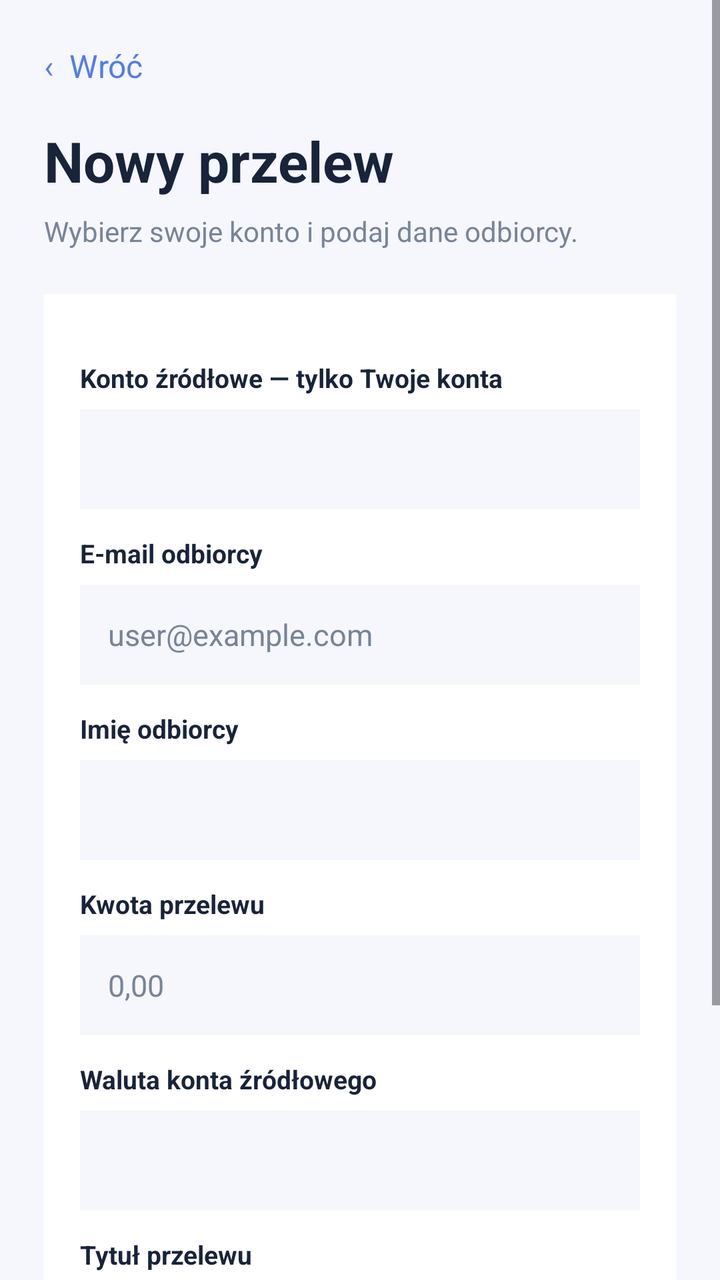
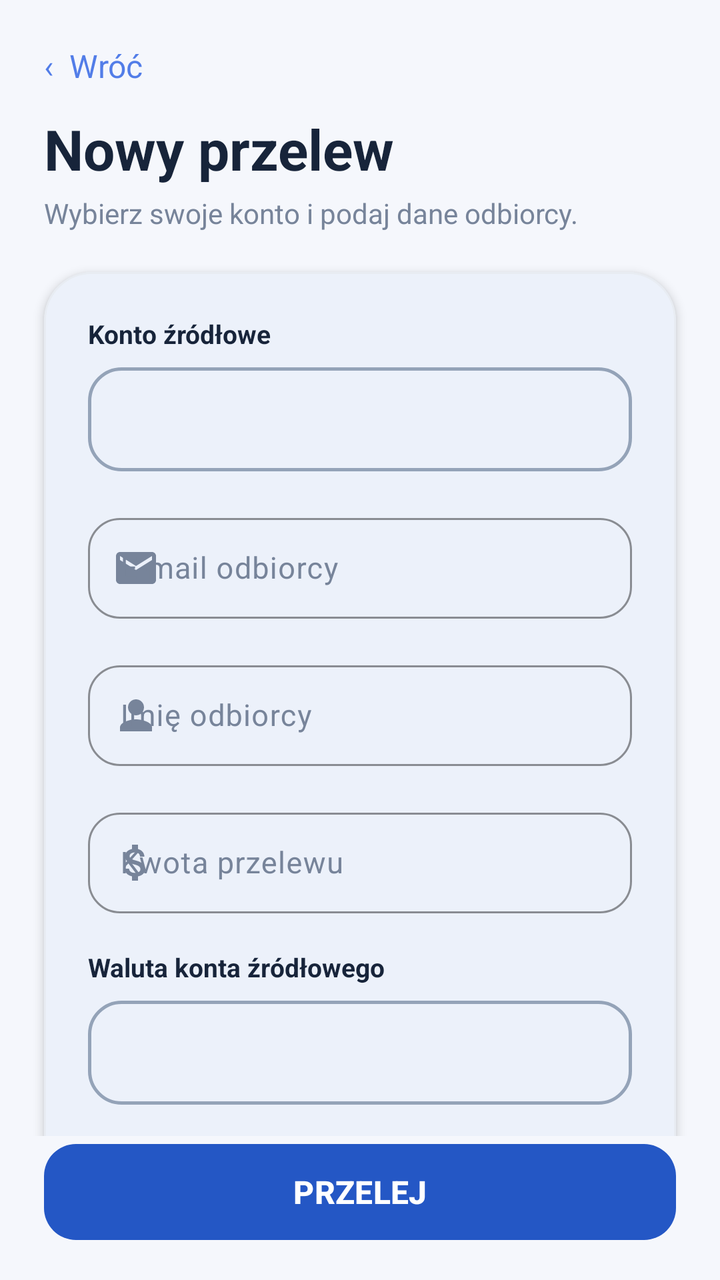

An Android layout rendered at two revisions. The XML below is the earlier revision; the diff shows what the commit changed to produce the second picture.
<!-- AndroidManifest.xml: application theme Theme.Bank3 -->
<!-- res/layout/activity_transfer.xml -->
<?xml version="1.0" encoding="utf-8"?>
<ScrollView xmlns:android="http://schemas.android.com/apk/res/android"
    android:id="@+id/transferScrollView"
    android:layout_width="match_parent"
    android:layout_height="match_parent"
    android:fillViewport="true"
    android:background="@color/theme_background">

    <LinearLayout
        android:id="@+id/transferPage"
        android:layout_width="match_parent"
        android:layout_height="wrap_content"
        android:orientation="vertical"
        android:paddingStart="22dp"
        android:paddingTop="18dp"
        android:paddingEnd="22dp"
        android:paddingBottom="28dp"
        android:background="@color/theme_background">

        <TextView
            android:id="@+id/transferBack"
            android:layout_width="wrap_content"
            android:layout_height="wrap_content"
            android:paddingTop="4dp"
            android:paddingBottom="18dp"
            android:text="‹  Wróć"
            android:textColor="@color/theme_accent"
            android:textSize="16sp" />

        <TextView
            android:id="@+id/transferHeading"
            android:layout_width="match_parent"
            android:layout_height="wrap_content"
            android:text="Nowy przelew"
            android:textColor="@color/theme_text"
            android:textSize="28sp"
            android:textStyle="bold" />

        <TextView
            android:id="@+id/transferSubtitle"
            android:layout_width="match_parent"
            android:layout_height="wrap_content"
            android:layout_marginTop="7dp"
            android:layout_marginBottom="22dp"
            android:text="Wybierz swoje konto i podaj dane odbiorcy."
            android:textColor="@color/theme_text_secondary"
            android:textSize="14sp" />

        <LinearLayout
            android:id="@+id/transferFormCard"
            android:layout_width="match_parent"
            android:layout_height="wrap_content"
            android:orientation="vertical"
            android:paddingStart="18dp"
            android:paddingTop="20dp"
            android:paddingEnd="18dp"
            android:paddingBottom="20dp"
            android:background="@color/theme_surface">

            <TextView
                android:id="@+id/sourceAccountLabel"
                android:layout_width="match_parent"
                android:layout_height="wrap_content"
                android:layout_marginTop="13dp"
                android:layout_marginBottom="7dp"
                android:text="Konto źródłowe — tylko Twoje konta"
                android:textColor="@color/theme_text"
                android:textSize="13sp"
                android:textStyle="bold" />

            <Spinner
                android:id="@+id/sourceAccountSpinner"
                android:layout_width="match_parent"
                android:layout_height="50dp"
                android:paddingStart="8dp"
                android:paddingTop="3dp"
                android:paddingEnd="8dp"
                android:paddingBottom="3dp"
                android:background="@color/theme_background"
                android:enabled="false" />

            <TextView
                android:id="@+id/destinationAccountLabel"
                android:layout_width="match_parent"
                android:layout_height="wrap_content"
                android:layout_marginTop="13dp"
                android:layout_marginBottom="7dp"
                android:text="E-mail odbiorcy"
                android:textColor="@color/theme_text"
                android:textSize="13sp"
                android:textStyle="bold" />

            <EditText
                android:id="@+id/destinationAccountInput"
                android:layout_width="match_parent"
                android:layout_height="50dp"
                android:background="@color/theme_background"
                android:hint="user@example.com"
                android:inputType="textEmailAddress"
                android:paddingStart="14dp"
                android:paddingEnd="14dp"
                android:singleLine="true"
                android:textColor="@color/theme_text"
                android:textColorHint="@color/theme_text_secondary"
                android:textSize="15sp" />

            <TextView
                android:id="@+id/recipientNameLabel"
                android:layout_width="match_parent"
                android:layout_height="wrap_content"
                android:layout_marginTop="13dp"
                android:layout_marginBottom="7dp"
                android:text="Imię odbiorcy"
                android:textColor="@color/theme_text"
                android:textSize="13sp"
                android:textStyle="bold" />

            <EditText
                android:id="@+id/recipientNameInput"
                android:layout_width="match_parent"
                android:layout_height="50dp"
                android:background="@color/theme_background"
                android:hint=""
                android:inputType="textCapWords"
                android:paddingStart="14dp"
                android:paddingEnd="14dp"
                android:singleLine="true"
                android:textColor="@color/theme_text"
                android:textColorHint="@color/theme_text_secondary"
                android:textSize="15sp" />

            <TextView
                android:id="@+id/amountLabel"
                android:layout_width="match_parent"
                android:layout_height="wrap_content"
                android:layout_marginTop="13dp"
                android:layout_marginBottom="7dp"
                android:text="Kwota przelewu"
                android:textColor="@color/theme_text"
                android:textSize="13sp"
                android:textStyle="bold" />

            <EditText
                android:id="@+id/amountInput"
                android:layout_width="match_parent"
                android:layout_height="50dp"
                android:background="@color/theme_background"
                android:hint="0,00"
                android:inputType="numberDecimal"
                android:paddingStart="14dp"
                android:paddingEnd="14dp"
                android:singleLine="true"
                android:textColor="@color/theme_text"
                android:textColorHint="@color/theme_text_secondary"
                android:textSize="15sp" />

            <TextView
                android:id="@+id/currencyLabel"
                android:layout_width="match_parent"
                android:layout_height="wrap_content"
                android:layout_marginTop="13dp"
                android:layout_marginBottom="7dp"
                android:text="Waluta konta źródłowego"
                android:textColor="@color/theme_text"
                android:textSize="13sp"
                android:textStyle="bold" />

            <Spinner
                android:id="@+id/currencySpinner"
                android:layout_width="match_parent"
                android:layout_height="50dp"
                android:paddingStart="8dp"
                android:paddingTop="3dp"
                android:paddingEnd="8dp"
                android:paddingBottom="3dp"
                android:background="@color/theme_background"
                android:enabled="false" />

            <TextView
                android:id="@+id/titleLabel"
                android:layout_width="match_parent"
                android:layout_height="wrap_content"
                android:layout_marginTop="13dp"
                android:layout_marginBottom="7dp"
                android:text="Tytuł przelewu"
                android:textColor="@color/theme_text"
                android:textSize="13sp"
                android:textStyle="bold" />

            <EditText
                android:id="@+id/titleInput"
                android:layout_width="match_parent"
                android:layout_height="50dp"
                android:background="@color/theme_background"
                android:hint=""
                android:inputType="textCapSentences"
                android:paddingStart="14dp"
                android:paddingEnd="14dp"
                android:singleLine="true"
                android:textColor="@color/theme_text"
                android:textColorHint="@color/theme_text_secondary"
                android:textSize="15sp" />

        </LinearLayout>

        <Button
            android:id="@+id/submitTransferButton"
            android:layout_width="match_parent"
            android:layout_height="54dp"
            android:layout_marginTop="20dp"
            android:background="@color/theme_accent"
            android:text="PRZELEJ"
            android:textColor="@color/white"
            android:textSize="15sp" />

    </LinearLayout>
</ScrollView>
<!-- resources referenced by this layout -->
<resources>
  <color name="theme_accent">#527DE8</color>
  <color name="theme_background">#F5F7FC</color>
  <color name="theme_surface">#FFFFFF</color>
  <color name="theme_text">#17243A</color>
  <color name="theme_text_secondary">#77849A</color>
  <color name="white">#FFFFFFFF</color>
  <style name="Theme.Bank3" parent="Base.Theme.Bank3" />
  <style name="Base.Theme.Bank3" parent="Theme.Material3.Light.NoActionBar">
  
          <item name="colorPrimary">@color/theme_primary</item>
          <item name="colorOnPrimary">@color/theme_on_primary</item>
  
          <item name="colorSecondary">@color/theme_accent</item>
          <item name="colorOnSecondary">@color/theme_on_primary</item>
  
          <item name="android:colorBackground">@color/theme_background</item>
          <item name="colorSurface">@color/theme_surface</item>
          <item name="colorOnSurface">@color/theme_text</item>
  
          <item name="android:statusBarColor">@color/theme_background</item>
          <item name="android:navigationBarColor">@color/theme_background</item>
  
          <item name="android:windowLightStatusBar">true</item>
          <item name="android:windowLightNavigationBar">true</item>
      </style>
  <color name="theme_primary">#2457C5</color>
  <color name="theme_on_primary">#FFFFFF</color>
</resources>

<!-- the commit's change to res/layout/activity_transfer.xml (unified diff, before → after) -->
@@ -1,31 +1,40 @@
 <?xml version="1.0" encoding="utf-8"?>
-<ScrollView xmlns:android="http://schemas.android.com/apk/res/android"
-    android:id="@+id/transferScrollView"
+<androidx.constraintlayout.widget.ConstraintLayout
+    xmlns:android="http://schemas.android.com/apk/res/android"
+    xmlns:app="http://schemas.android.com/apk/res-auto"
+    xmlns:tools="http://schemas.android.com/tools"
+    android:id="@+id/transferRoot"
     android:layout_width="match_parent"
     android:layout_height="match_parent"
-    android:fillViewport="true"
-    android:background="@color/theme_background">
-
+    android:background="@color/theme_background"
+    tools:context=".ui.home.TransferActivity">
+
+    
     <LinearLayout
-        android:id="@+id/transferPage"
-        android:layout_width="match_parent"
+        android:id="@+id/transferHeaderContainer"
+        android:layout_width="0dp"
         android:layout_height="wrap_content"
         android:orientation="vertical"
         android:paddingStart="22dp"
         android:paddingTop="18dp"
         android:paddingEnd="22dp"
-        android:paddingBottom="28dp"
-        android:background="@color/theme_background">
+        android:paddingBottom="10dp"
+        app:layout_constraintTop_toTopOf="parent"
+        app:layout_constraintStart_toStartOf="parent"
+        app:layout_constraintEnd_toEndOf="parent">
 
         <TextView
             android:id="@+id/transferBack"
             android:layout_width="wrap_content"
             android:layout_height="wrap_content"
             android:paddingTop="4dp"
-            android:paddingBottom="18dp"
+            android:paddingBottom="12dp"
             android:text="‹  Wróć"
             android:textColor="@color/theme_accent"
-            android:textSize="16sp" />
+            android:textSize="16sp"
+            android:clickable="true"
+            android:focusable="true"
+            android:background="?attr/selectableItemBackground" />
 
         <TextView
             android:id="@+id/transferHeading"
@@ -40,178 +49,261 @@
             android:id="@+id/transferSubtitle"
             android:layout_width="match_parent"
             android:layout_height="wrap_content"
-            android:layout_marginTop="7dp"
-            android:layout_marginBottom="22dp"
+            android:layout_marginTop="4dp"
             android:text="Wybierz swoje konto i podaj dane odbiorcy."
             android:textColor="@color/theme_text_secondary"
             android:textSize="14sp" />
 
-        <LinearLayout
+    </LinearLayout>
+
+    
+    <ScrollView
+        android:id="@+id/transferScrollView"
+        android:layout_width="0dp"
+        android:layout_height="0dp"
+        android:fillViewport="true"
+        android:clipToPadding="false"
+        android:paddingStart="22dp"
+        android:paddingEnd="22dp"
+        android:paddingBottom="12dp"
+        android:scrollbars="none"
+        app:layout_constraintTop_toBottomOf="@id/transferHeaderContainer"
+        app:layout_constraintBottom_toTopOf="@id/submitTransferButton"
+        app:layout_constraintStart_toStartOf="parent"
+        app:layout_constraintEnd_toEndOf="parent">
+
+        <com.google.android.material.card.MaterialCardView
             android:id="@+id/transferFormCard"
             android:layout_width="match_parent"
             android:layout_height="wrap_content"
-            android:orientation="vertical"
-            android:paddingStart="18dp"
-            android:paddingTop="20dp"
-            android:paddingEnd="18dp"
-            android:paddingBottom="20dp"
-            android:background="@color/theme_surface">
-
-            <TextView
-                android:id="@+id/sourceAccountLabel"
+            android:layout_marginTop="10dp"
+            android:layout_marginBottom="10dp"
+            app:cardBackgroundColor="@color/theme_surface"
+            app:cardCornerRadius="24dp"
+            app:cardElevation="3dp"
+            app:strokeColor="@color/theme_divider"
+            app:strokeWidth="1dp">
+
+            <LinearLayout
                 android:layout_width="match_parent"
                 android:layout_height="wrap_content"
-                android:layout_marginTop="13dp"
-                android:layout_marginBottom="7dp"
-                android:text="Konto źródłowe — tylko Twoje konta"
-                android:textColor="@color/theme_text"
-                android:textSize="13sp"
-                android:textStyle="bold" />
-
-            <Spinner
-                android:id="@+id/sourceAccountSpinner"
-                android:layout_width="match_parent"
-                android:layout_height="50dp"
-                android:paddingStart="8dp"
-                android:paddingTop="3dp"
-                android:paddingEnd="8dp"
-                android:paddingBottom="3dp"
-                android:background="@color/theme_background"
-                android:enabled="false" />
-
-            <TextView
-                android:id="@+id/destinationAccountLabel"
-                android:layout_width="match_parent"
-                android:layout_height="wrap_content"
-                android:layout_marginTop="13dp"
-                android:layout_marginBottom="7dp"
-                android:text="E-mail odbiorcy"
-                android:textColor="@color/theme_text"
-                android:textSize="13sp"
-                android:textStyle="bold" />
-
-            <EditText
-                android:id="@+id/destinationAccountInput"
-                android:layout_width="match_parent"
-                android:layout_height="50dp"
-                android:background="@color/theme_background"
-                android:hint="user@example.com"
-                android:inputType="textEmailAddress"
-                android:paddingStart="14dp"
-                android:paddingEnd="14dp"
-                android:singleLine="true"
-                android:textColor="@color/theme_text"
-                android:textColorHint="@color/theme_text_secondary"
-                android:textSize="15sp" />
-
-            <TextView
-                android:id="@+id/recipientNameLabel"
-                android:layout_width="match_parent"
-                android:layout_height="wrap_content"
-                android:layout_marginTop="13dp"
-                android:layout_marginBottom="7dp"
-                android:text="Imię odbiorcy"
-                android:textColor="@color/theme_text"
-                android:textSize="13sp"
-                android:textStyle="bold" />
-
-            <EditText
-                android:id="@+id/recipientNameInput"
-                android:layout_width="match_parent"
-                android:layout_height="50dp"
-                android:background="@color/theme_background"
-                android:hint=""
-                android:inputType="textCapWords"
-                android:paddingStart="14dp"
-                android:paddingEnd="14dp"
-                android:singleLine="true"
-                android:textColor="@color/theme_text"
-                android:textColorHint="@color/theme_text_secondary"
-                android:textSize="15sp" />
-
-            <TextView
-                android:id="@+id/amountLabel"
-                android:layout_width="match_parent"
-                android:layout_height="wrap_content"
-                android:layout_marginTop="13dp"
-                android:layout_marginBottom="7dp"
-                android:text="Kwota przelewu"
-                android:textColor="@color/theme_text"
-                android:textSize="13sp"
-                android:textStyle="bold" />
-
-            <EditText
-                android:id="@+id/amountInput"
-                android:layout_width="match_parent"
-                android:layout_height="50dp"
-                android:background="@color/theme_background"
-                android:hint="0,00"
-                android:inputType="numberDecimal"
-                android:paddingStart="14dp"
-                android:paddingEnd="14dp"
-                android:singleLine="true"
-                android:textColor="@color/theme_text"
-                android:textColorHint="@color/theme_text_secondary"
-                android:textSize="15sp" />
-
-            <TextView
-                android:id="@+id/currencyLabel"
-                android:layout_width="match_parent"
-                android:layout_height="wrap_content"
-                android:layout_marginTop="13dp"
-                android:layout_marginBottom="7dp"
-                android:text="Waluta konta źródłowego"
-                android:textColor="@color/theme_text"
-                android:textSize="13sp"
-                android:textStyle="bold" />
-
-            <Spinner
-                android:id="@+id/currencySpinner"
-                android:layout_width="match_parent"
-                android:layout_height="50dp"
-                android:paddingStart="8dp"
-                android:paddingTop="3dp"
-                android:paddingEnd="8dp"
-                android:paddingBottom="3dp"
-                android:background="@color/theme_background"
-                android:enabled="false" />
-
-            <TextView
-                android:id="@+id/titleLabel"
-                android:layout_width="match_parent"
-                android:layout_height="wrap_content"
-                android:layout_marginTop="13dp"
-                android:layout_marginBottom="7dp"
-                android:text="Tytuł przelewu"
-                android:textColor="@color/theme_text"
-                android:textSize="13sp"
-                android:textStyle="bold" />
-
-            <EditText
-                android:id="@+id/titleInput"
-                android:layout_width="match_parent"
-                android:layout_height="50dp"
-                android:background="@color/theme_background"
-                android:hint=""
-                android:inputType="textCapSentences"
-                android:paddingStart="14dp"
-                android:paddingEnd="14dp"
-                android:singleLine="true"
-                android:textColor="@color/theme_text"
-                android:textColorHint="@color/theme_text_secondary"
-                android:textSize="15sp" />
-
-        </LinearLayout>
-
-        <Button
-            android:id="@+id/submitTransferButton"
-            android:layout_width="match_parent"
-            android:layout_height="54dp"
-            android:layout_marginTop="20dp"
-            android:background="@color/theme_accent"
-            android:text="PRZELEJ"
-            android:textColor="@color/white"
-            android:textSize="15sp" />
-
-    </LinearLayout>
-</ScrollView>
+                android:orientation="vertical"
+                android:padding="22dp">
+
+                
+                <TextView
+                    android:id="@+id/sourceAccountLabel"
+                    android:layout_width="match_parent"
+                    android:layout_height="wrap_content"
+                    android:text="Konto źródłowe"
+                    android:textColor="@color/theme_text"
+                    android:textSize="13sp"
+                    android:textStyle="bold" />
+
+                <Spinner
+                    android:id="@+id/sourceAccountSpinner"
+                    android:layout_width="match_parent"
+                    android:layout_height="52dp"
+                    android:layout_marginTop="8dp"
+                    android:paddingStart="12dp"
+                    android:paddingTop="4dp"
+                    android:paddingEnd="12dp"
+                    android:paddingBottom="4dp"
+                    android:background="@drawable/bg_input_rounded"
+                    android:enabled="false" />
+
+                
+                <com.google.android.material.textfield.TextInputLayout
+                    android:id="@+id/layoutDestinationAccount"
+                    android:layout_width="match_parent"
+                    android:layout_height="wrap_content"
+                    android:layout_marginTop="18dp"
+                    android:hint="E-mail odbiorcy"
+                    android:textColorHint="@color/theme_text_secondary"
+                    app:boxBackgroundMode="outline"
+                    app:boxCornerRadiusTopStart="16dp"
+                    app:boxCornerRadiusTopEnd="16dp"
+                    app:boxCornerRadiusBottomStart="16dp"
+                    app:boxCornerRadiusBottomEnd="16dp"
+                    app:boxStrokeColor="@color/theme_border"
+                    app:hintTextColor="@color/theme_text"
+                    app:errorTextColor="@color/theme_transaction_negative"
+                    app:boxStrokeErrorColor="@color/theme_transaction_negative"
+                    app:startIconDrawable="@drawable/ic_email"
+                    app:startIconTint="@color/theme_text_secondary"
+                    app:errorIconTint="@color/theme_transaction_negative">
+
+                    <com.google.android.material.textfield.TextInputEditText
+                        android:id="@+id/destinationAccountInput"
+                        android:layout_width="match_parent"
+                        android:layout_height="wrap_content"
+                        android:inputType="textEmailAddress"
+                        android:singleLine="true"
+                        android:imeOptions="actionNext"
+                        android:textColor="@color/theme_text"
+                        android:textColorHint="@color/theme_text_secondary"
+                        android:textSize="15sp"
+                        android:paddingTop="15dp"
+                        android:paddingBottom="15dp" />
+
+                </com.google.android.material.textfield.TextInputLayout>
+
+                
+                <com.google.android.material.textfield.TextInputLayout
+                    android:id="@+id/layoutRecipientName"
+                    android:layout_width="match_parent"
+                    android:layout_height="wrap_content"
+                    android:layout_marginTop="18dp"
+                    android:hint="Imię odbiorcy"
+                    android:textColorHint="@color/theme_text_secondary"
+                    app:boxBackgroundMode="outline"
+                    app:boxCornerRadiusTopStart="16dp"
+                    app:boxCornerRadiusTopEnd="16dp"
+                    app:boxCornerRadiusBottomStart="16dp"
+                    app:boxCornerRadiusBottomEnd="16dp"
+                    app:boxStrokeColor="@color/theme_border"
+                    app:hintTextColor="@color/theme_text"
+                    app:errorTextColor="@color/theme_transaction_negative"
+                    app:boxStrokeErrorColor="@color/theme_transaction_negative"
+                    app:startIconDrawable="@drawable/ic_person"
+                    app:startIconTint="@color/theme_text_secondary"
+                    app:errorIconTint="@color/theme_transaction_negative">
+
+                    <com.google.android.material.textfield.TextInputEditText
+                        android:id="@+id/recipientNameInput"
+                        android:layout_width="match_parent"
+                        android:layout_height="wrap_content"
+                        android:inputType="textCapWords"
+                        android:singleLine="true"
+                        android:imeOptions="actionNext"
+                        android:textColor="@color/theme_text"
+                        android:textColorHint="@color/theme_text_secondary"
+                        android:textSize="15sp"
+                        android:paddingTop="15dp"
+                        android:paddingBottom="15dp" />
+
+                </com.google.android.material.textfield.TextInputLayout>
+
+                
+                <com.google.android.material.textfield.TextInputLayout
+                    android:id="@+id/layoutAmount"
+                    android:layout_width="match_parent"
+                    android:layout_height="wrap_content"
+                    android:layout_marginTop="18dp"
+                    android:hint="Kwota przelewu"
+                    android:textColorHint="@color/theme_text_secondary"
+                    app:boxBackgroundMode="outline"
+                    app:boxCornerRadiusTopStart="16dp"
+                    app:boxCornerRadiusTopEnd="16dp"
+                    app:boxCornerRadiusBottomStart="16dp"
+                    app:boxCornerRadiusBottomEnd="16dp"
+                    app:boxStrokeColor="@color/theme_border"
+                    app:hintTextColor="@color/theme_text"
+                    app:errorTextColor="@color/theme_transaction_negative"
+                    app:boxStrokeErrorColor="@color/theme_transaction_negative"
+                    app:startIconDrawable="@drawable/ic_kwota"
+                    app:startIconTint="@color/theme_text_secondary"
+                    app:errorIconTint="@color/theme_transaction_negative">
+
+                    <com.google.android.material.textfield.TextInputEditText
+                        android:id="@+id/amountInput"
+                        android:layout_width="match_parent"
+                        android:layout_height="wrap_content"
+                        android:inputType="numberDecimal"
+                        android:singleLine="true"
+                        android:imeOptions="actionNext"
+                        android:textColor="@color/theme_text"
+                        android:textColorHint="@color/theme_text_secondary"
+                        android:textSize="15sp"
+                        android:paddingTop="15dp"
+                        android:paddingBottom="15dp" />
+
+                </com.google.android.material.textfield.TextInputLayout>
+
+                
+                <TextView
+                    android:id="@+id/currencyLabel"
+                    android:layout_width="match_parent"
+                    android:layout_height="wrap_content"
+                    android:layout_marginTop="18dp"
+                    android:text="Waluta konta źródłowego"
+                    android:textColor="@color/theme_text"
+                    android:textSize="13sp"
+                    android:textStyle="bold" />
+
+                <Spinner
+                    android:id="@+id/currencySpinner"
+                    android:layout_width="match_parent"
+                    android:layout_height="52dp"
+                    android:layout_marginTop="8dp"
+                    android:paddingStart="12dp"
+                    android:paddingTop="4dp"
+                    android:paddingEnd="12dp"
+                    android:paddingBottom="4dp"
+                    android:background="@drawable/bg_input_rounded"
+                    android:enabled="false" />
+
+                
+                <com.google.android.material.textfield.TextInputLayout
+                    android:id="@+id/layoutTitle"
+                    android:layout_width="match_parent"
+                    android:layout_height="wrap_content"
+                    android:layout_marginTop="18dp"
+                    android:hint="Tytuł przelewu"
+                    android:textColorHint="@color/theme_text_secondary"
+                    app:boxBackgroundMode="outline"
+                    app:boxCornerRadiusTopStart="16dp"
+                    app:boxCornerRadiusTopEnd="16dp"
+                    app:boxCornerRadiusBottomStart="16dp"
+                    app:boxCornerRadiusBottomEnd="16dp"
+                    app:boxStrokeColor="@color/theme_border"
+                    app:hintTextColor="@color/theme_text"
+                    app:errorTextColor="@color/theme_transaction_negative"
+                    app:boxStrokeErrorColor="@color/theme_transaction_negative"
+                    app:startIconDrawable="@drawable/ic_tytul_przelewu"
+                    app:startIconTint="@color/theme_text_secondary"
+                    app:errorIconTint="@color/theme_transaction_negative">
+
+                    <com.google.android.material.textfield.TextInputEditText
+                        android:id="@+id/titleInput"
+                        android:layout_width="match_parent"
+                        android:layout_height="wrap_content"
+                        android:inputType="textCapSentences"
+                        android:singleLine="true"
+                        android:imeOptions="actionDone"
+                        android:textColor="@color/theme_text"
+                        android:textColorHint="@color/theme_text_secondary"
+                        android:textSize="15sp"
+                        android:paddingTop="15dp"
+                        android:paddingBottom="15dp" />
+
+                </com.google.android.material.textfield.TextInputLayout>
+
+            </LinearLayout>
+
+        </com.google.android.material.card.MaterialCardView>
+
+    </ScrollView>
+
+    
+    <com.google.android.material.button.MaterialButton
+        android:id="@+id/submitTransferButton"
+        android:layout_width="0dp"
+        android:layout_height="56dp"
+        android:layout_marginStart="22dp"
+        android:layout_marginEnd="22dp"
+        android:layout_marginTop="10dp"
+        android:layout_marginBottom="16dp"
+        android:text="PRZELEJ"
+        android:textAllCaps="false"
+        android:textColor="@color/theme_on_primary"
+        android:textSize="16sp"
+        android:textStyle="bold"
+        app:backgroundTint="@color/theme_primary"
+        app:cornerRadius="16dp"
+        app:elevation="2dp"
+        app:layout_constraintBottom_toBottomOf="parent"
+        app:layout_constraintStart_toStartOf="parent"
+        app:layout_constraintEnd_toEndOf="parent" />
+
+</androidx.constraintlayout.widget.ConstraintLayout>
<!-- resource entries referenced after the edit -->
@@ -2,10 +2,49 @@
 <resources>
   <color name="theme_accent">#527DE8</color>
   <color name="theme_background">#F5F7FC</color>
+  <color name="theme_border">#94A3B8</color>
+  <color name="theme_divider">#E8ECF2</color>
   <color name="theme_surface">#FFFFFF</color>
   <color name="theme_text">#17243A</color>
   <color name="theme_text_secondary">#77849A</color>
-  <color name="white">#FFFFFFFF</color>
+  <color name="theme_transaction_negative">#C23A48</color>
+  <!-- drawable bg_input_rounded (drawable) -->
+  <?xml version="1.0" encoding="utf-8"?>
+  <shape xmlns:android="http://schemas.android.com/apk/res/android">
+  
+      <corners android:radius="16dp" />
+  
+      <solid android:color="@android:color/transparent" />
+  
+      <stroke
+          android:width="1.5dp"
+          android:color="@color/theme_border" />
+  
+  </shape>
+  <!-- drawable ic_email (drawable) -->
+  <vector xmlns:android="http://schemas.android.com/apk/res/android" android:height="24dp" android:tint="#000000" android:viewportHeight="24" android:viewportWidth="24" android:width="24dp">
+        
+      <path android:fillColor="@android:color/white" android:pathData="M20,4L4,4c-1.1,0 -1.99,0.9 -1.99,2L2,18c0,1.1 0.9,2 2,2h16c1.1,0 2,-0.9 2,-2L22,6c0,-1.1 -0.9,-2 -2,-2zM20,8l-8,5 -8,-5L4,6l8,5 8,-5v2z"/>
+      
+  </vector>
+  <!-- drawable ic_kwota (drawable) -->
+  <vector xmlns:android="http://schemas.android.com/apk/res/android" android:height="24dp" android:tint="#000000" android:viewportHeight="24" android:viewportWidth="24" android:width="24dp">
+        
+      <path android:fillColor="@android:color/white" android:pathData="M11.8,10.9c-2.27,-0.59 -3,-1.2 -3,-2.15 0,-1.09 1.01,-1.85 2.7,-1.85 1.78,0 2.44,0.85 2.5,2.1h2.21c-0.07,-1.72 -1.12,-3.3 -3.21,-3.81V3h-3v2.16c-1.94,0.42 -3.5,1.68 -3.5,3.61 0,2.31 1.91,3.46 4.7,4.13 2.5,0.6 3,1.48 3,2.41 0,0.69 -0.49,1.79 -2.7,1.79 -2.06,0 -2.87,-0.92 -2.98,-2.1h-2.2c0.12,2.19 1.76,3.42 3.68,3.83V21h3v-2.15c1.95,-0.37 3.5,-1.5 3.5,-3.55 0,-2.84 -2.43,-3.81 -4.7,-4.4z"/>
+      
+  </vector>
+  <!-- drawable ic_person (drawable) -->
+  <vector xmlns:android="http://schemas.android.com/apk/res/android" android:height="24dp" android:tint="#000000" android:viewportHeight="24" android:viewportWidth="24" android:width="24dp">
+        
+      <path android:fillColor="@android:color/white" android:pathData="M12,12c2.21,0 4,-1.79 4,-4s-1.79,-4 -4,-4 -4,1.79 -4,4 1.79,4 4,4zM12,14c-2.67,0 -8,1.34 -8,4v2h16v-2c0,-2.66 -5.33,-4 -8,-4z"/>
+      
+  </vector>
+  <!-- drawable ic_tytul_przelewu (drawable) -->
+  <vector xmlns:android="http://schemas.android.com/apk/res/android" android:height="24dp" android:tint="#000000" android:viewportHeight="24" android:viewportWidth="24" android:width="24dp">
+        
+      <path android:fillColor="@android:color/white" android:pathData="M20,2L4,2c-1.1,0 -1.99,0.9 -1.99,2L2,22l4,-4h14c1.1,0 2,-0.9 2,-2L22,4c0,-1.1 -0.9,-2 -2,-2zM9,11L7,11L7,9h2v2zM13,11h-2L11,9h2v2zM17,11h-2L15,9h2v2z"/>
+      
+  </vector>
   <style name="Theme.Bank3" parent="Base.Theme.Bank3" />
   <style name="Base.Theme.Bank3" parent="Theme.Material3.Light.NoActionBar">
   
